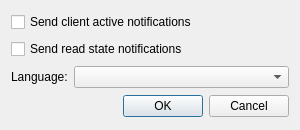
Before: the Qt Designer form qhangups/qhangupssettings.ui in xmikos/qhangups, drawn with Qt 5.
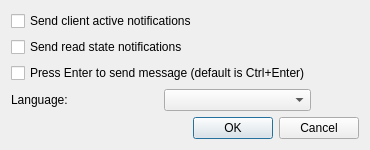
After: the same form once the commit is applied.

Commit message: Option for sending messages by pressing Enter key

```diff
--- a/qhangups/qhangupssettings.ui
+++ b/qhangups/qhangupssettings.ui
@@ -6,8 +6,8 @@
    <rect>
     <x>0</x>
     <y>0</y>
-    <width>300</width>
-    <height>130</height>
+    <width>370</width>
+    <height>140</height>
    </rect>
   </property>
   <property name="windowTitle">
@@ -28,17 +28,37 @@
      </property>
     </widget>
    </item>
-   <item row="2" column="0">
+   <item row="2" column="0" colspan="2">
+    <widget class="QCheckBox" name="enterSendMessageCheckBox">
+     <property name="text">
+      <string>Press Enter to send message (default is Ctrl+Enter)</string>
+     </property>
+    </widget>
+   </item>
+   <item row="3" column="0">
     <widget class="QLabel" name="label">
      <property name="text">
       <string>Language:</string>
      </property>
     </widget>
    </item>
-   <item row="2" column="1">
-    <widget class="QComboBox" name="languageComboBox"/>
-   </item>
    <item row="3" column="1">
+    <widget class="QComboBox" name="languageComboBox"/>
+   </item>
+   <item row="3" column="2">
+    <spacer name="horizontalSpacer">
+     <property name="orientation">
+      <enum>Qt::Horizontal</enum>
+     </property>
+     <property name="sizeHint" stdset="0">
+      <size>
+       <width>47</width>
+       <height>20</height>
+      </size>
+     </property>
+    </spacer>
+   </item>
+   <item row="4" column="1" colspan="2">
     <widget class="QDialogButtonBox" name="buttonBox">
      <property name="orientation">
       <enum>Qt::Horizontal</enum>
```
Left out of the diff: 7 changed lines with no effect on the pictures. The commit also changes 9 other files.
